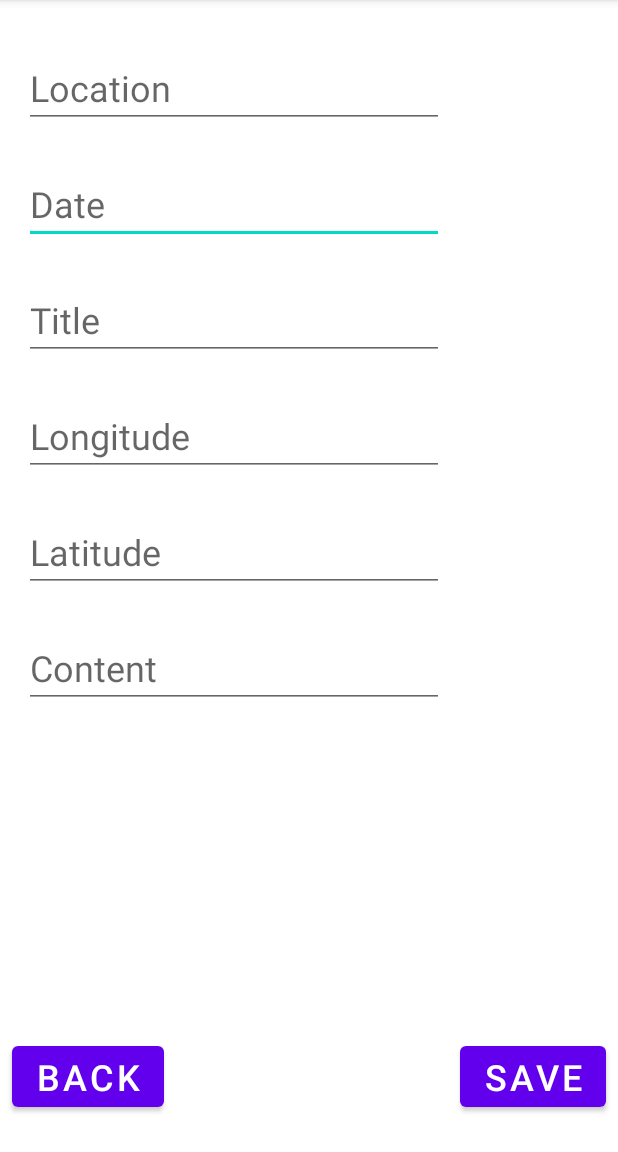
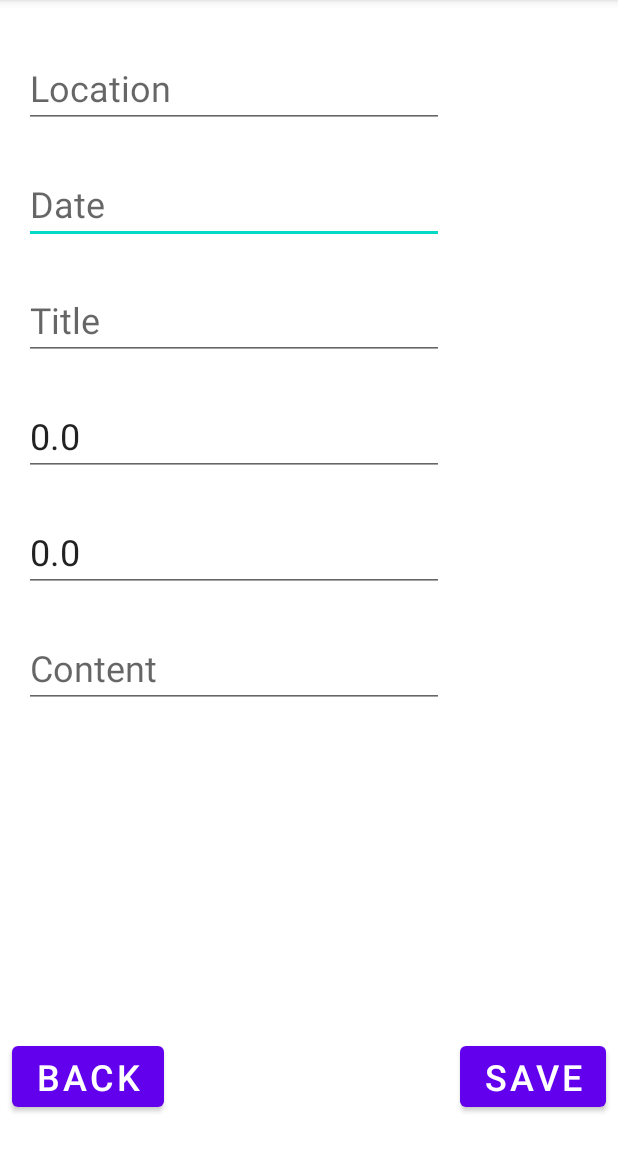
Before and after one commit to cancan007/WorldDailyBook, an Android app: the Enter_Activity screen opened directly, with no data from a screen before it, on a phone screen of 412 x 824 dp, the part 84-1236 px from its top. Run offline under Robolectric (Android 15) with nearby library versions, the phone set to English and light mode, and no system bars.

Commit message:
create funcs to add new markes on googlemap and pass lattitude and longitude datas to EnterActivity and display

```diff
--- a/app/src/main/java/com/example/worlddailybook/Display_Content.java
+++ b/app/src/main/java/com/example/worlddailybook/Display_Content.java
@@ -23,7 +23,7 @@ public class Display_Content extends AppCompatActivity {
         setContentView(R.layout.activity_display_content);
 
         Intent intent = getIntent();
-        int position_data = intent.getIntExtra(MainActivity.POSITION_DATA, 0);
+        int position_data = intent.getIntExtra(ListActivity.POSITION_DATA, 0);
         Integer i = Integer.valueOf(position_data);
         String id = i.toString();
 
--- a/app/src/main/java/com/example/worlddailybook/Enter_Activity.java
+++ b/app/src/main/java/com/example/worlddailybook/Enter_Activity.java
@@ -8,10 +8,13 @@ import android.database.Cursor;
 import android.database.sqlite.SQLiteDatabase;
 import android.database.sqlite.SQLiteOpenHelper;
 import android.os.Bundle;
+import android.text.InputType;
 import android.view.View;
 import android.widget.Button;
 import android.widget.EditText;
 import android.widget.TextView;
+
+import com.google.android.gms.maps.model.LatLng;
 
 import java.util.ArrayList;
 import java.util.List;
@@ -30,6 +33,13 @@ public class Enter_Activity extends AppCompatActivity {
 
         handler = new SQLite_Handler(getApplicationContext());
 
+        Intent intent  = getIntent();
+        double d_lat = intent.getDoubleExtra("lat", 0);
+        double d_lng = intent.getDoubleExtra("lng", 0);
+
+        float lat = (float)d_lat;
+        float lng = (float)d_lng;
+
 
         loc_v = findViewById(R.id.location);
         date_v = findViewById(R.id.date);
@@ -37,6 +47,11 @@ public class Enter_Activity extends AppCompatActivity {
         lng_v = findViewById(R.id.e_longitude);
         lat_v = findViewById(R.id.e_latitude);
         content_v = findViewById(R.id.content);
+
+        //lng_v.setInputType(InputType.TYPE_NUMBER_FLAG_DECIMAL);
+        lng_v.setText(Float.toString(lng));
+        lat_v.setText(Float.toString(lat));
+
 
 
 
--- a/app/src/main/java/com/example/worlddailybook/ListActivity.java
+++ b/app/src/main/java/com/example/worlddailybook/ListActivity.java
@@ -23,7 +23,7 @@ import java.util.List;
 public class ListActivity extends AppCompatActivity {
 
 
-    public static final String POSITION_DATA = "com.example.worlddailyrecords.MainActivity";
+    public static final String POSITION_DATA = "com.example.worlddailyrecords.ListActivity";
     private SQLite_Handler handler;
     private SQLiteDatabase db;
     private Button createButton;
--- a/app/src/main/res/layout/activity_enter.xml
+++ b/app/src/main/res/layout/activity_enter.xml
@@ -88,7 +88,7 @@
         android:layout_marginTop="24dp"
         android:ems="10"
         android:hint="Longitude"
-        android:inputType="numberDecimal"
+        android:inputType="textPersonName"
         android:textSize="24sp"
         app:layout_constraintStart_toStartOf="parent"
         app:layout_constraintTop_toBottomOf="@+id/title_d" />
@@ -101,7 +101,7 @@
         android:layout_marginTop="24dp"
         android:ems="10"
         android:hint="Latitude"
-        android:inputType="numberDecimal"
+        android:inputType="textPersonName"
         android:textSize="24sp"
         app:layout_constraintStart_toStartOf="parent"
         app:layout_constraintTop_toBottomOf="@+id/e_longitude" />
```
Also changed, not shown: app/src/main/java/com/example/worlddailybook/MapsActivity.java (+22 -0 lines).
